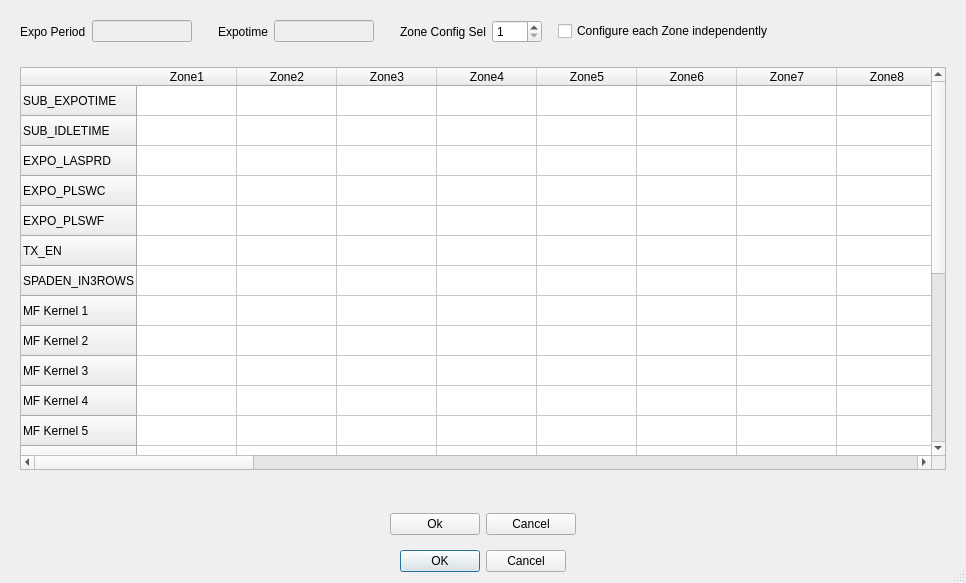
First picture: the form in Hawk/HawkGUI_v002/GUI/uis/pages/roi_zone_config.ui, repository HongGang-Pub/Adaps, before the edit.
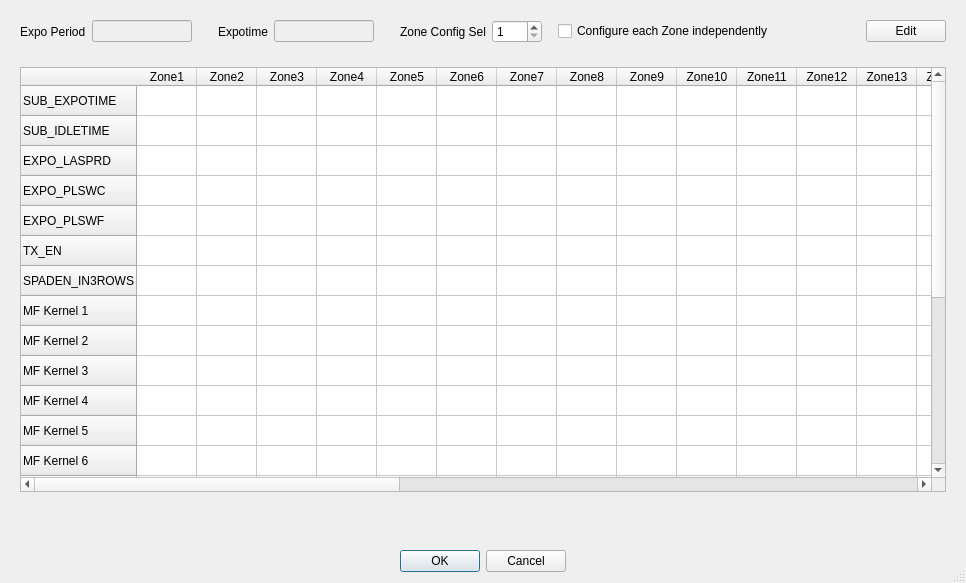
Second picture: the form after the edit.

What changed in the file:
```diff
--- a/Hawk/HawkGUI_v002/GUI/uis/pages/roi_zone_config.ui
+++ b/Hawk/HawkGUI_v002/GUI/uis/pages/roi_zone_config.ui
@@ -211,6 +211,13 @@
         </property>
        </widget>
       </item>
+      <item row="0" column="11">
+       <widget class="QPushButton" name="EditZoneConifg_Button">
+        <property name="text">
+         <string>Edit</string>
+        </property>
+       </widget>
+      </item>
      </layout>
     </widget>
    </item>
@@ -259,6 +266,9 @@
          <bool>false</bool>
         </attribute>
         <attribute name="horizontalHeaderMinimumSectionSize">
+         <number>0</number>
+        </attribute>
+        <attribute name="horizontalHeaderDefaultSectionSize">
          <number>60</number>
         </attribute>
         <attribute name="horizontalHeaderHighlightSections">
@@ -591,77 +601,6 @@
         </property>
        </spacer>
       </item>
-      <item row="1" column="2">
-       <layout class="QHBoxLayout" name="horizontalLayout_4">
-        <property name="topMargin">
-         <number>0</number>
-        </property>
-        <item>
-         <spacer name="horizontalSpacer_18">
-          <property name="orientation">
-           <enum>Qt::Horizontal</enum>
-          </property>
-          <property name="sizeHint" stdset="0">
-           <size>
-            <width>40</width>
-            <height>20</height>
-           </size>
-          </property>
-         </spacer>
-        </item>
-        <item>
-         <widget class="QPushButton" name="OKButton">
-          <property name="minimumSize">
-           <size>
-            <width>90</width>
-            <height>0</height>
-           </size>
-          </property>
-          <property name="maximumSize">
-           <size>
-            <width>90</width>
-            <height>16777215</height>
-           </size>
-          </property>
-          <property name="text">
-           <string>Ok</string>
-          </property>
-         </widget>
-        </item>
-        <item>
-         <widget class="QPushButton" name="CancelButton">
-          <property name="minimumSize">
-           <size>
-            <width>90</width>
-            <height>0</height>
-           </size>
-          </property>
-          <property name="maximumSize">
-           <size>
-            <width>90</width>
-            <height>16777215</height>
-           </size>
-          </property>
-          <property name="text">
-           <string>Cancel</string>
-          </property>
-         </widget>
-        </item>
-        <item>
-         <spacer name="horizontalSpacer_6">
-          <property name="orientation">
-           <enum>Qt::Horizontal</enum>
-          </property>
-          <property name="sizeHint" stdset="0">
-           <size>
-            <width>40</width>
-            <height>20</height>
-           </size>
-          </property>
-         </spacer>
-        </item>
-       </layout>
-      </item>
      </layout>
     </widget>
    </item>
```
Left out of the diff: 2 changed lines with no effect on the pictures.
